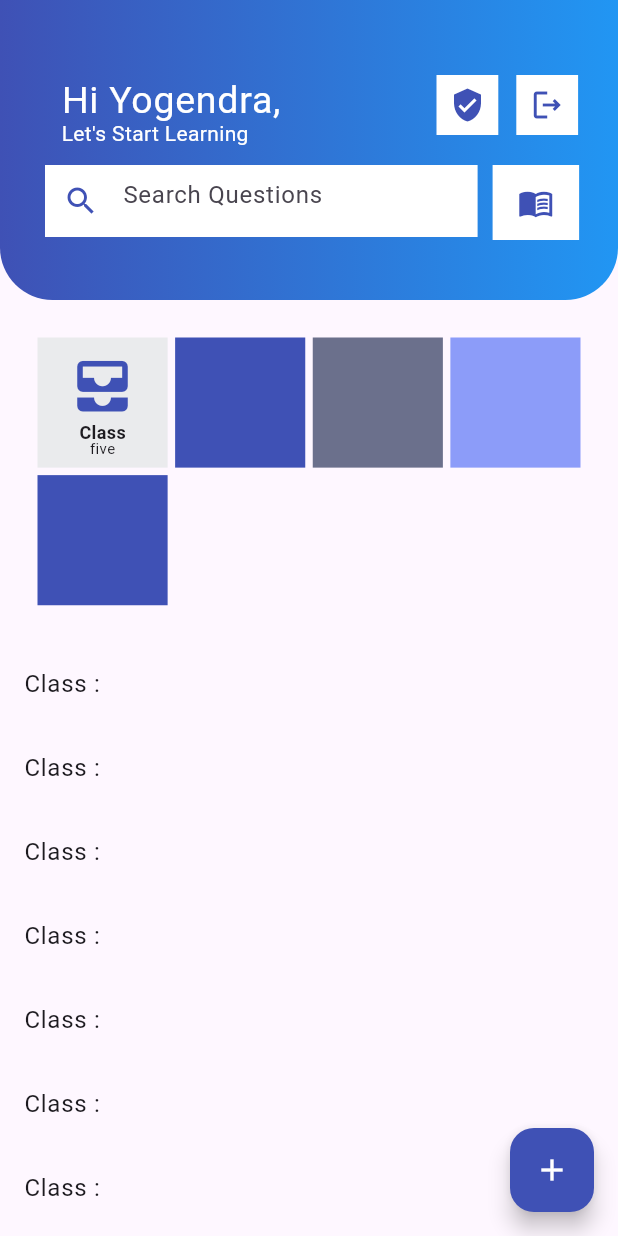
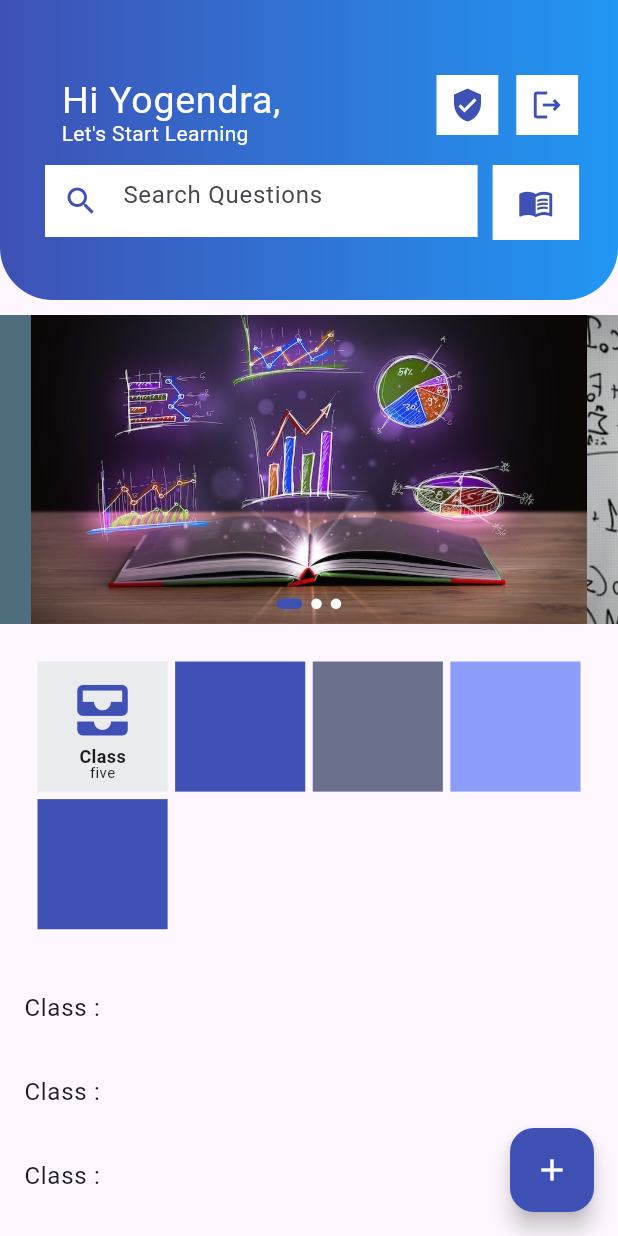
Before and after one commit to yogendra-khapangi/final_year_project, a Flutter app: the screen it shows after launch, on a phone screen of 412 x 824 dp. Run offline on Flutter 3.47's test engine with Material 3 defaults, Android fonts, the phone set to English and light mode, and no system bars; drawn by our look-alikes of carousel_slider.

Commit message:
tab page added

```diff
--- /dev/null
+++ b/lib/components/mycrousel.dart
@@ -0,0 +1,79 @@
+import 'package:carousel_slider/carousel_slider.dart';
+import 'package:flutter/material.dart';
+
+class MyCarousel extends StatefulWidget {
+  const MyCarousel({super.key});
+
+  @override
+  State<MyCarousel> createState() => _MyCarouselState();
+}
+
+class _MyCarouselState extends State<MyCarousel> {
+  final List imageList = [
+    {"id": 1, "image_path": 'assets/images/1.jpg'},
+    {"id": 2, "image_path": 'assets/images/2.jpg'},
+    {"id": 3, "image_path": 'assets/images/3.jpg'},
+  ];
+  final CarouselController carouselController = CarouselController();
+  int currentindex = 0;
+  @override
+  Widget build(BuildContext context) {
+    return Column(
+      children: [
+        Stack(
+          children: [
+            InkWell(
+              onTap: () {
+                print(currentindex);
+              },
+              child: CarouselSlider(
+                  items: imageList
+                      .map((item) => Image.asset(
+                            item['image_path'],
+                            fit: BoxFit.cover,
+                            width: double.infinity,
+                          ))
+                      .toList(),
+                  carouselController: carouselController,
+                  options: CarouselOptions(
+                      scrollPhysics: const BouncingScrollPhysics(),
+                      autoPlay: true,
+                      aspectRatio: 2,
+                      viewportFraction: .9,
+                      onPageChanged: (index, reason) {
+                        setState(() {
+                          currentindex = index;
+                        });
+                      })),
+            ),
+            Positioned(
+                bottom: 10,
+                left: 0,
+                right: 0,
+                child: Row(
+                  mainAxisAlignment: MainAxisAlignment.center,
+                  children: imageList.asMap().entries.map((entry) {
+                    print(entry);
+                    print(entry.key);
+                    return GestureDetector(
+                        onTap: () =>
+                            carouselController..animateToPage(entry.key),
+                        child: Container(
+                          width: currentindex == entry.key ? 17 : 7,
+                          height: 7.0,
+                          margin: const EdgeInsets.symmetric(horizontal: 3.0),
+                          decoration: BoxDecoration(
+                            borderRadius: BorderRadius.circular(10),
+                            color: currentindex == entry.key
+                                ? Colors.indigo
+                                : Colors.white,
+                          ),
+                        ));
+                  }).toList(),
+                ))
+          ],
+        )
+      ],
+    );
+  }
+}
--- a/lib/view/home.dart
+++ b/lib/view/home.dart
@@ -1,6 +1,7 @@
 import 'package:flutter/material.dart';
 import 'package:mymath/components/float_button.dart';
 import 'package:mymath/components/grid_button.dart';
+import 'package:mymath/components/mycrousel.dart';
 import 'package:mymath/view/profile_page.dart';
 
 class MyHome extends StatefulWidget {
@@ -144,6 +145,11 @@
               ),
             ],
           ),
+          //carousel slider are here😁
+          const SizedBox(
+            height: 10,
+          ),
+          const MyCarousel(),
 
           //gird are here😊
           const Padding(padding: EdgeInsets.all(25), child: MyGridView()),
--- a/pubspec.yaml
+++ b/pubspec.yaml
@@ -36,6 +36,7 @@
   # Use with the CupertinoIcons class for iOS style icons.
   cupertino_icons: ^1.0.2
   circle_nav_bar:
+  carousel_slider: ^4.2.1
 
 dev_dependencies:
   flutter_test:
@@ -60,8 +61,8 @@
   uses-material-design: true
 
   # To add assets to your application, add an assets section, like this:
-  # assets:
-  #   - images/a_dot_burr.jpeg
+  assets:
+    - assets/images/
   #   - images/a_dot_ham.jpeg
 
   # An image asset can refer to one or more resolution-specific "variants", see
```
Also changed, not shown: assets/images/1.jpg (added), assets/images/2.jpg (added), assets/images/3.jpg (added), pubspec.lock.
